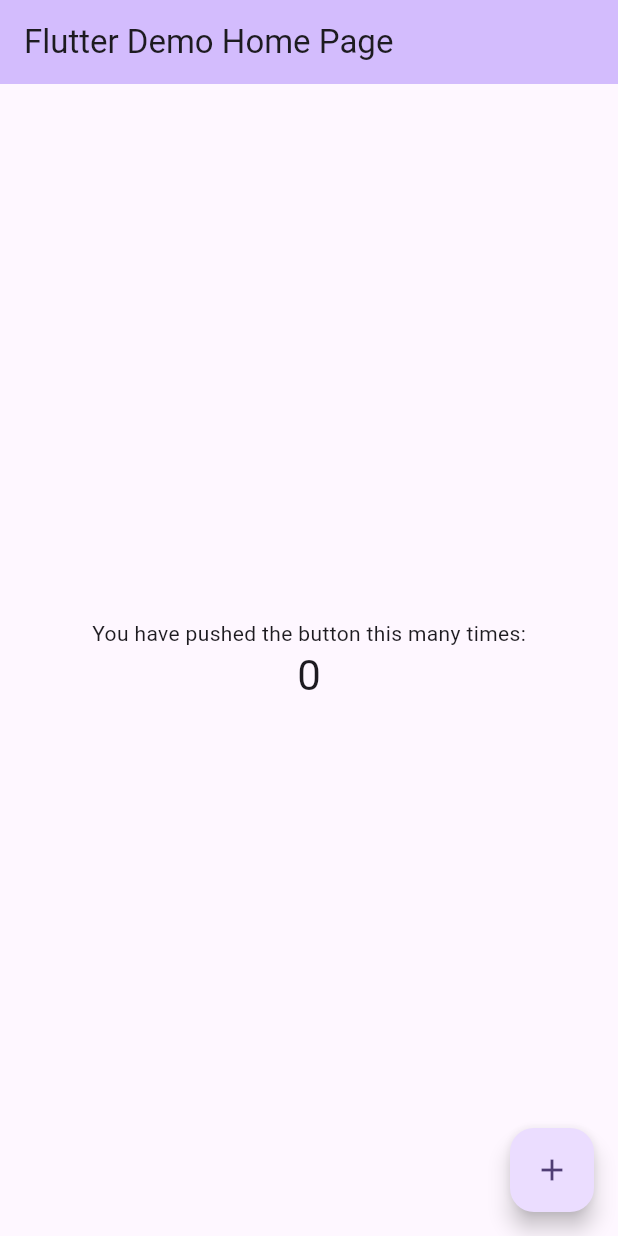
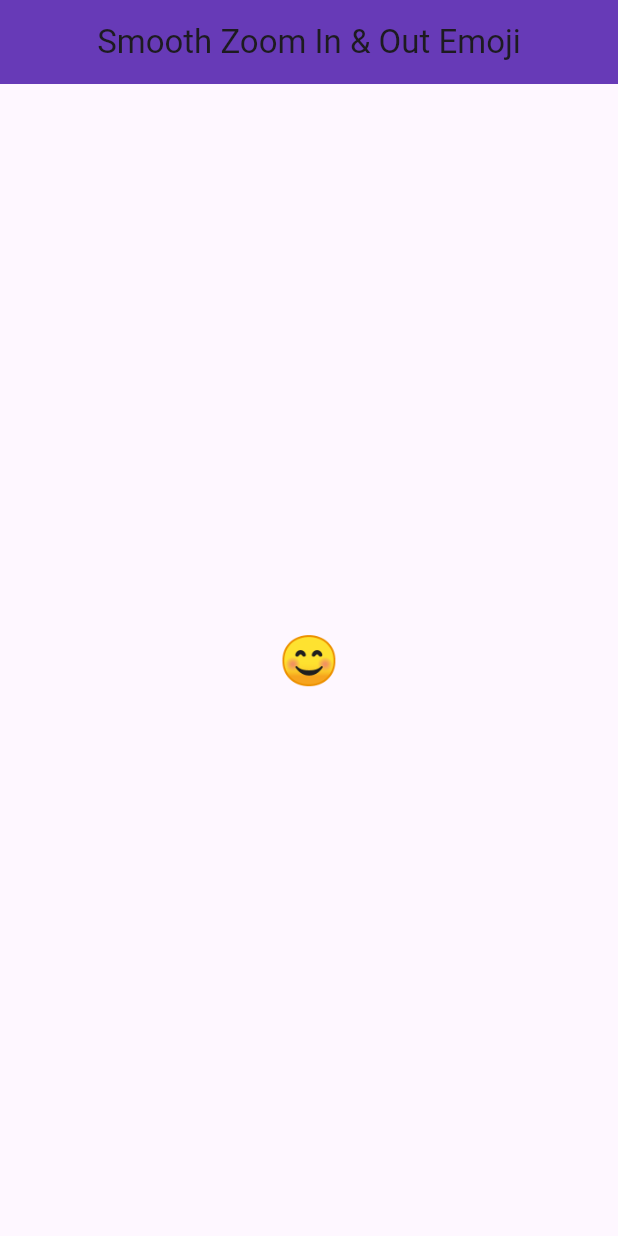
Before and after one commit to mirzamahmud/emoji-scaling, a Flutter app: the screen it shows after launch, on a phone screen of 412 x 824 dp. Run offline on Flutter 3.47's test engine with Material 3 defaults, Android fonts, the phone set to English and light mode, and no system bars.

Commit message:
emoji_scaling_done

```diff
--- /dev/null
+++ b/lib/emoji_scaling.dart
@@ -0,0 +1,14 @@
+import 'package:emoji_scaling/screens/home_screen.dart';
+import 'package:flutter/material.dart';
+
+class EmojiScaling extends StatelessWidget {
+  const EmojiScaling({super.key});
+
+  @override
+  Widget build(BuildContext context) {
+    return const MaterialApp(
+      debugShowCheckedModeBanner: false,
+      home: HomeScreen(),
+    );
+  }
+}
--- a/lib/main.dart
+++ b/lib/main.dart
@@ -1,125 +1,6 @@
+import 'package:emoji_scaling/emoji_scaling.dart';
 import 'package:flutter/material.dart';
 
 void main() {
-  runApp(const MyApp());
+  runApp(const EmojiScaling());
 }
-
-class MyApp extends StatelessWidget {
-  const MyApp({super.key});
-
-  // This widget is the root of your application.
-  @override
-  Widget build(BuildContext context) {
-    return MaterialApp(
-      title: 'Flutter Demo',
-      theme: ThemeData(
-        // This is the theme of your application.
-        //
-        // TRY THIS: Try running your application with "flutter run". You'll see
-        // the application has a purple toolbar. Then, without quitting the app,
-        // try changing the seedColor in the colorScheme below to Colors.green
-        // and then invoke "hot reload" (save your changes or press the "hot
-        // reload" button in a Flutter-supported IDE, or press "r" if you used
-        // the command line to start the app).
-        //
-        // Notice that the counter didn't reset back to zero; the application
-        // state is not lost during the reload. To reset the state, use hot
-        // restart instead.
-        //
-        // This works for code too, not just values: Most code changes can be
-        // tested with just a hot reload.
-        colorScheme: ColorScheme.fromSeed(seedColor: Colors.deepPurple),
-        useMaterial3: true,
-      ),
-      home: const MyHomePage(title: 'Flutter Demo Home Page'),
-    );
-  }
-}
-
-class MyHomePage extends StatefulWidget {
-  const MyHomePage({super.key, required this.title});
-
-  // This widget is the home page of your application. It is stateful, meaning
-  // that it has a State object (defined below) that contains fields that affect
-  // how it looks.
-
-  // This class is the configuration for the state. It holds the values (in this
-  // case the title) provided by the parent (in this case the App widget) and
-  // used by the build method of the State. Fields in a Widget subclass are
-  // always marked "final".
-
-  final String title;
-
-  @override
-  State<MyHomePage> createState() => _MyHomePageState();
-}
-
-class _MyHomePageState extends State<MyHomePage> {
-  int _counter = 0;
-
-  void _incrementCounter() {
-    setState(() {
-      // This call to setState tells the Flutter framework that something has
-      // changed in this State, which causes it to rerun the build method below
-      // so that the display can reflect the updated values. If we changed
-      // _counter without calling setState(), then the build method would not be
-      // called again, and so nothing would appear to happen.
-      _counter++;
-    });
-  }
-
-  @override
-  Widget build(BuildContext context) {
-    // This method is rerun every time setState is called, for instance as done
-    // by the _incrementCounter method above.
-    //
-    // The Flutter framework has been optimized to make rerunning build methods
-    // fast, so that you can just rebuild anything that needs updating rather
-    // than having to individually change instances of widgets.
-    return Scaffold(
-      appBar: AppBar(
-        // TRY THIS: Try changing the color here to a specific color (to
-        // Colors.amber, perhaps?) and trigger a hot reload to see the AppBar
-        // change color while the other colors stay the same.
-        backgroundColor: Theme.of(context).colorScheme.inversePrimary,
-        // Here we take the value from the MyHomePage object that was created by
-        // the App.build method, and use it to set our appbar title.
-        title: Text(widget.title),
-      ),
-      body: Center(
-        // Center is a layout widget. It takes a single child and positions it
-        // in the middle of the parent.
-        child: Column(
-          // Column is also a layout widget. It takes a list of children and
-          // arranges them vertically. By default, it sizes itself to fit its
-          // children horizontally, and tries to be as tall as its parent.
-          //
-          // Column has various properties to control how it sizes itself and
-          // how it positions its children. Here we use mainAxisAlignment to
-          // center the children vertically; the main axis here is the vertical
-          // axis because Columns are vertical (the cross axis would be
-          // horizontal).
-          //
-          // TRY THIS: Invoke "debug painting" (choose the "Toggle Debug Paint"
-          // action in the IDE, or press "p" in the console), to see the
-          // wireframe for each widget.
-          mainAxisAlignment: MainAxisAlignment.center,
-          children: <Widget>[
-            const Text(
-              'You have pushed the button this many times:',
-            ),
-            Text(
-              '$_counter',
-              style: Theme.of(context).textTheme.headlineMedium,
-            ),
-          ],
-        ),
-      ),
-      floatingActionButton: FloatingActionButton(
-        onPressed: _incrementCounter,
-        tooltip: 'Increment',
-        child: const Icon(Icons.add),
-      ), // This trailing comma makes auto-formatting nicer for build methods.
-    );
-  }
-}
--- /dev/null
+++ b/lib/screens/home_screen.dart
@@ -0,0 +1,87 @@
+import 'package:flutter/material.dart';
+
+class HomeScreen extends StatefulWidget {
+  const HomeScreen({super.key});
+
+  @override
+  State<HomeScreen> createState() => _HomeScreenState();
+}
+
+class _HomeScreenState extends State<HomeScreen>
+    with SingleTickerProviderStateMixin {
+  double _scale = 1.0; // Current scale
+  double _baseScale = 1.0; // Scale at the start of the gesture
+  late AnimationController _controller;
+  late Animation<double> _animation;
+
+  @override
+  void initState() {
+    super.initState();
+    _controller = AnimationController(
+      vsync: this,
+      duration: const Duration(milliseconds: 200),
+    );
+    _animation = Tween<double>(begin: 1.0, end: 1.0).animate(CurvedAnimation(
+      parent: _controller,
+      curve: Curves.easeOut,
+    ));
+  }
+
+  @override
+  void dispose() {
+    _controller.dispose();
+    super.dispose();
+  }
+
+  void _animateScaleTo(double targetScale) {
+    _animation = Tween<double>(begin: _scale, end: targetScale).animate(
+      CurvedAnimation(parent: _controller, curve: Curves.easeOut),
+    );
+    _controller.reset();
+    _controller.forward();
+
+    _controller.addListener(() {
+      setState(() {
+        _scale = _animation.value;
+      });
+    });
+  }
+
+  @override
+  Widget build(BuildContext context) {
+    return GestureDetector(
+      onScaleStart: (details) {
+        _baseScale = _scale;
+      },
+      onScaleUpdate: (details) {
+        setState(() {
+          _scale = (_baseScale * details.scale).clamp(0.5, 5.0);
+        });
+      },
+      onScaleEnd: (details) {
+        // Snap back to a natural scale if out of bounds
+        if (_scale < 0.75) {
+          _animateScaleTo(1.0); // Snap back to normal size
+        } else if (_scale > 4.0) {
+          _animateScaleTo(4.0); // Snap back to max size
+        }
+      },
+      child: Scaffold(
+        appBar: AppBar(
+          title: const Text("Smooth Zoom In & Out Emoji"),
+          centerTitle: true,
+          backgroundColor: Colors.deepPurple,
+        ),
+        body: Center(
+          child: Transform.scale(
+            scale: _scale,
+            child: const Text(
+              '😊',
+              style: TextStyle(fontSize: 32),
+            ),
+          ),
+        ),
+      ),
+    );
+  }
+}
```
Also changed, not shown: 1 other file.
